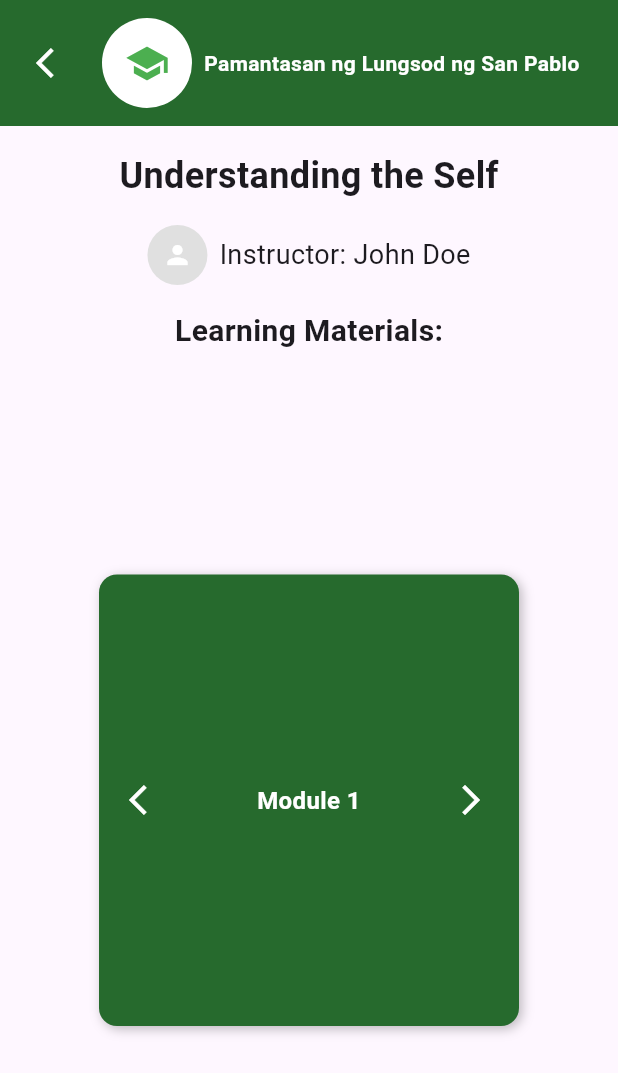
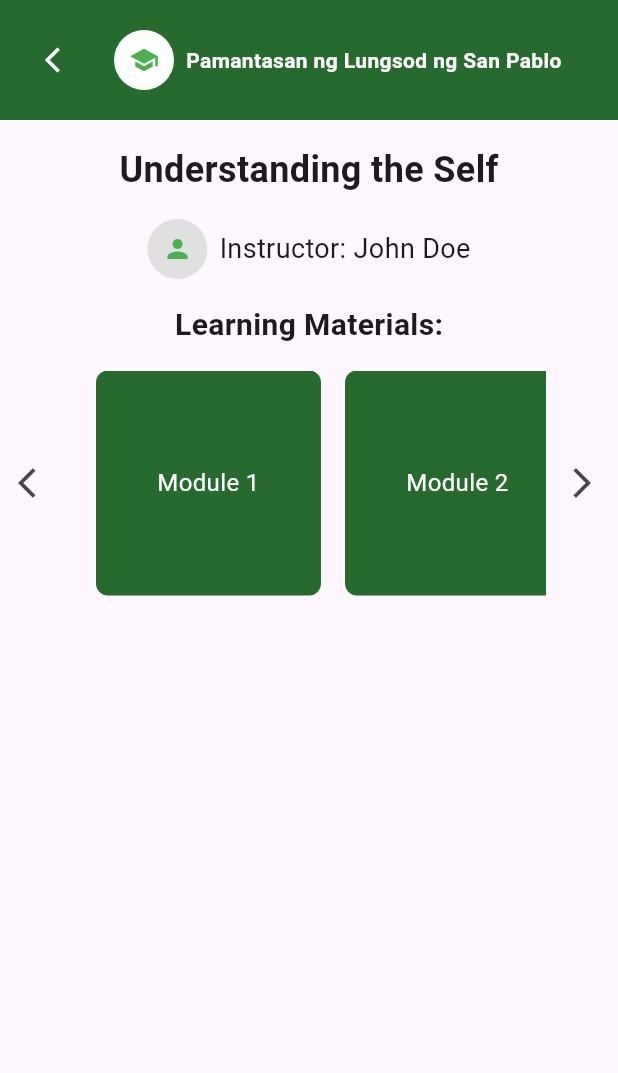
Before and after one commit to Alexis12119/SaliSeek, a Flutter app: the StudentDashboard screen opened directly, after a tap on the "arrow forward ios" icon, after a tap on "Understanding the Self", on a phone screen of 412 x 824 dp. Shown: the top 1073 px of the screen. Run offline on Flutter 3.47's test engine with Material 3 defaults, Android fonts, the phone set to English and light mode, and no system bars.

Commit message:
feat(tiles): add `archived` and `modules`.

```diff
--- a/lib/main.dart
+++ b/lib/main.dart
@@ -152,6 +152,7 @@ class StudentDashboard extends StatefulWidget {
 class StudentDashboardState extends State<StudentDashboard> {
   final ScrollController _gradeScrollController = ScrollController();
   final ScrollController _courseScrollController = ScrollController();
+  final ScrollController _archivedScrollController = ScrollController();
 
   @override
   Widget build(BuildContext context) {
@@ -211,6 +212,21 @@ class StudentDashboardState extends State<StudentDashboard> {
                       builder: (context) => CourseDetails(title: title),
                     ),
                   );
+                },
+              ),
+              // Archived Classes Section
+              buildSectionWithArrows(
+                title: 'Archived Classes:',
+                scrollController: _archivedScrollController,
+                items: [
+                  'History of Art',
+                  'Introduction to Psychology',
+                  'Ethics in Technology',
+                  'Web Design Basics',
+                  'Digital Marketing Strategies',
+                ],
+                onTilePressed: (title) {
+                  // Add your action for when an archived class tile is pressed
                 },
               ),
             ],
@@ -500,7 +516,10 @@ class ViewGradeDetails extends StatelessWidget {
     double avatarSize = screenWidth < 600
         ? 25.0
         : 30.0; // Adjust avatar size for narrow screens
-    double iconSize = screenWidth < 600 ? 24.0 : 30.0; // Adjust icon size
+    double iconSize = screenWidth < 600 ? 15.0 : 24.0; // Adjust icon size
+    double logoIconSize = screenWidth < 600
+        ? 20.0
+        : 30.0; // Adjust the size of the logo icon inside the CircleAvatar
 
     return Container(
       color: const Color(0xFF266A2D),
@@ -523,7 +542,8 @@ class ViewGradeDetails extends StatelessWidget {
             radius: avatarSize, // Responsive avatar size
             backgroundColor: Colors.white,
             child: Icon(Icons.school,
-                size: iconSize, color: Colors.green), // Responsive icon size
+                size: logoIconSize,
+                color: Colors.green), // Responsive icon size
           ),
           SizedBox(
               width: screenWidth < 600 ? 12.0 : 16.0), // Responsive spacing
@@ -637,159 +657,6 @@ class CourseTile extends StatelessWidget {
   }
 }
 
-class ModuleTileSection extends StatefulWidget {
-  final List<String> modules;
-
-  const ModuleTileSection({super.key, required this.modules});
-
-  @override
-  ModuleTileSectionState createState() => ModuleTileSectionState();
-}
-
-class ModuleTileSectionState extends State<ModuleTileSection> {
-  late PageController _pageController;
-  int _currentPage = 0;
-
-  @override
-  void initState() {
-    super.initState();
-    _pageController = PageController(initialPage: _currentPage);
-  }
-
-  @override
-  void dispose() {
-    _pageController.dispose(); // Dispose the controller when no longer needed
-    super.dispose();
-  }
-
-  void _nextPage() {
-    if (_currentPage < widget.modules.length - 1) {
-      _currentPage++;
-      _pageController.animateToPage(
-        _currentPage,
-        duration: const Duration(milliseconds: 300),
-        curve: Curves.easeInOut,
-      );
-      setState(() {}); // Update state to reflect current page
-    }
-  }
-
-  void _previousPage() {
-    if (_currentPage > 0) {
-      _currentPage--;
-      _pageController.animateToPage(
-        _currentPage,
-        duration: const Duration(milliseconds: 300),
-        curve: Curves.easeInOut,
-      );
-      setState(() {}); // Update state to reflect current page
-    }
-  }
-
-  @override
-  Widget build(BuildContext context) {
-    return Padding(
-      padding: const EdgeInsets.symmetric(
-          horizontal: 16.0), // Add horizontal padding
-      child: SizedBox(
-        height: 150, // Adjust height to align with arrow buttons
-        child: PageView.builder(
-          controller: _pageController,
-          itemCount: widget.modules.length,
-          itemBuilder: (context, index) {
-            return ModuleTile(
-              moduleTitle: widget.modules[index],
-              onNext: _nextPage,
-              onPrevious: _previousPage,
-            );
-          },
-        ),
-      ),
-    );
-  }
-}
-
-class ModuleTile extends StatelessWidget {
-  final String moduleTitle;
-  final VoidCallback onNext;
-  final VoidCallback onPrevious;
-
-  const ModuleTile({
-    super.key,
-    required this.moduleTitle,
-    required this.onNext,
-    required this.onPrevious,
-  });
-
-  @override
-  Widget build(BuildContext context) {
-    return Padding(
-      padding: const EdgeInsets.symmetric(horizontal: 50.0, vertical: 140.0),
-      child: Container(
-        width: 100,
-        height: 100,
-        decoration: BoxDecoration(
-          color: const Color(0xFF266A2D), // Background color
-          borderRadius: BorderRadius.circular(12.0), // Slightly rounded corners
-          boxShadow: const [
-            BoxShadow(
-              color: Colors.black26,
-              offset: Offset(2, 2),
-              blurRadius: 6.0,
-            ),
-          ],
-        ),
-        child: Stack(
-          alignment: Alignment.center, // Align content to the center
-          children: [
-            Center(
-              child: Padding(
-                padding: const EdgeInsets.all(
-                    8.0), // Consistent padding with semester tile
-                child: Text(
-                  moduleTitle,
-                  textAlign: TextAlign.center,
-                  style: const TextStyle(
-                    color: Colors.white,
-                    fontSize: 16.0,
-                    fontWeight: FontWeight.bold, // Use bold for emphasis
-                  ),
-                ),
-              ),
-            ),
-            // Left Arrow Button
-            Positioned(
-              left: 8.0,
-              child: ClipOval(
-                child: Material(
-                  color: Colors.transparent,
-                  child: IconButton(
-                    icon: const Icon(Icons.arrow_back_ios, color: Colors.white),
-                    onPressed: onPrevious,
-                  ),
-                ),
-              ),
-            ),
-            // Right Arrow Button
-            Positioned(
-              right: 8.0,
-              child: ClipOval(
-                child: Material(
-                  color: Colors.transparent,
-                  child: IconButton(
-                    icon: const Icon(Icons.arrow_forward_ios,
-                        color: Colors.white),
-                    onPressed: onNext,
-                  ),
-                ),
-              ),
-            ),
-          ],
-        ),
-      ),
-    );
-  }
-}
 
 class CourseDetails extends StatelessWidget {
   final String title;
@@ -798,30 +665,82 @@ class CourseDetails extends StatelessWidget {
 
   @override
   Widget build(BuildContext context) {
-    // Example list of modules
     final List<String> modules =
         List.generate(10, (index) => 'Module ${index + 1}');
+
+    Widget buildSectionWithArrows({
+      required ScrollController scrollController,
+      required List<String> items,
+      required Function(String)? onTilePressed,
+    }) {
+      return Column(
+        crossAxisAlignment: CrossAxisAlignment.start,
+        children: [
+          SizedBox(
+            height: 150,
+            child: Row(
+              children: [
+                IconButton(
+                  icon: const Icon(Icons.arrow_back_ios),
+                  onPressed: () {
+                    scrollController.animateTo(
+                      scrollController.offset - 150,
+                      duration: const Duration(milliseconds: 300),
+                      curve: Curves.ease,
+                    );
+                  },
+                ),
+                Expanded(
+                  child: ListView.builder(
+                    controller: scrollController,
+                    scrollDirection: Axis.horizontal,
+                    itemCount: items.length,
+                    itemBuilder: (context, index) {
+                      return GestureDetector(
+                        onTap: onTilePressed != null
+                            ? () => onTilePressed(items[index])
+                            : null,
+                        child: SemesterTile(items[index]),
+                      );
+                    },
+                  ),
+                ),
+                IconButton(
+                  icon: const Icon(Icons.arrow_forward_ios),
+                  onPressed: () {
+                    scrollController.animateTo(
+                      scrollController.offset + 150,
+                      duration: const Duration(milliseconds: 300),
+                      curve: Curves.ease,
+                    );
+                  },
+                ),
+              ],
+            ),
+          ),
+        ],
+      );
+    }
+
+    final ScrollController moduleScrollController = ScrollController();
 
     return Scaffold(
       body: SafeArea(
         child: Column(
           children: [
-            // Retain the header
             buildHeader(context),
 
-            // Course Name
             Padding(
               padding: const EdgeInsets.all(16.0),
               child: Text(
                 title,
                 style: const TextStyle(
-                  fontSize: 24.0, // Larger font size
+                  fontSize: 24.0,
                   fontWeight: FontWeight.bold,
                 ),
               ),
             ),
 
-            // Instructor's name and profile logo
             Row(
               mainAxisAlignment: MainAxisAlignment.center,
               children: [
@@ -829,7 +748,7 @@ class CourseDetails extends StatelessWidget {
                   radius: 20,
                   backgroundColor: Colors.grey[300],
                   child:
-                      const Icon(Icons.person, size: 20, color: Colors.white),
+                      const Icon(Icons.person, size: 20, color: Colors.green),
                 ),
                 const SizedBox(width: 8.0),
                 const Text(
@@ -841,18 +760,19 @@ class CourseDetails extends StatelessWidget {
 
             // Learning materials title
             const Padding(
-              padding:
-                  EdgeInsets.only(top: 16.0, bottom: 8.0), // Adjusted padding
+              padding: EdgeInsets.only(
+                  top: 16.0, bottom: 0.0), // Reduced bottom padding
               child: Text(
                 'Learning Materials:',
                 style: TextStyle(fontSize: 20.0, fontWeight: FontWeight.bold),
               ),
             ),
-
-            // Learning materials (modules)
-            Expanded(
-              child: ModuleTileSection(modules: modules),
-            ),
+            const SizedBox(height: 16.0),
+            buildSectionWithArrows(
+              scrollController: moduleScrollController,
+              items: modules,
+              onTilePressed: (title) {},
+            )
           ],
         ),
       ),
@@ -861,38 +781,36 @@ class CourseDetails extends StatelessWidget {
 
   // Reuse the header from the main window
   Widget buildHeader(BuildContext context) {
-    // Get the screen width
     double screenWidth = MediaQuery.of(context).size.width;
-
-    // Set font size and padding based on the screen width
-    double fontSize =
-        screenWidth < 600 ? 14.0 : 18.0; // Smaller font for narrow screens
-    double padding =
-        screenWidth < 600 ? 12.0 : 16.0; // Smaller padding for narrow screens
+    double fontSize = screenWidth < 600 ? 14.0 : 18.0;
+    double padding = screenWidth < 600 ? 12.0 : 16.0;
+    double iconSize = screenWidth < 600 ? 20.0 : 24.0;
+    double iconPadding = screenWidth < 600 ? 4.0 : 8.0;
+    double logoSize = screenWidth < 600 ? 20.0 : 30.0;
+    double logoIconSize = screenWidth < 600 ? 20.0 : 30.0;
 
     return Container(
       color: const Color(0xFF266A2D),
       padding: EdgeInsets.all(padding),
       child: Row(
         children: [
-          // Back button
-          IconButton(
-            icon: const Icon(Icons.arrow_back_ios, color: Colors.white),
-            onPressed: () {
-              Navigator.pop(context); // Go back to the previous screen
-            },
+          Padding(
+            padding: EdgeInsets.all(iconPadding),
+            child: IconButton(
+              iconSize: iconSize,
+              icon: const Icon(Icons.arrow_back_ios, color: Colors.white),
+              onPressed: () {
+                Navigator.pop(context);
+              },
+            ),
           ),
-          const SizedBox(width: 8.0), // Adjusted spacing
-
-          // Logo and university name
-          const CircleAvatar(
-            radius: 30,
+          const SizedBox(width: 8.0),
+          CircleAvatar(
+            radius: logoSize,
             backgroundColor: Colors.white,
-            child: Icon(Icons.school, size: 30, color: Colors.green),
+            child: Icon(Icons.school, size: logoIconSize, color: Colors.green),
           ),
-          const SizedBox(width: 8.0), // Adjusted spacing
-
-          // University name with ellipsis when text overflows
+          const SizedBox(width: 8.0),
           Expanded(
             child: Text(
               'Pamantasan ng Lungsod ng San Pablo',
@@ -901,8 +819,7 @@ class CourseDetails extends StatelessWidget {
                 fontWeight: FontWeight.bold,
                 color: Colors.white,
               ),
-              overflow:
-                  TextOverflow.ellipsis, // Add ellipsis when text overflows
+              overflow: TextOverflow.ellipsis,
             ),
           ),
         ],
```
